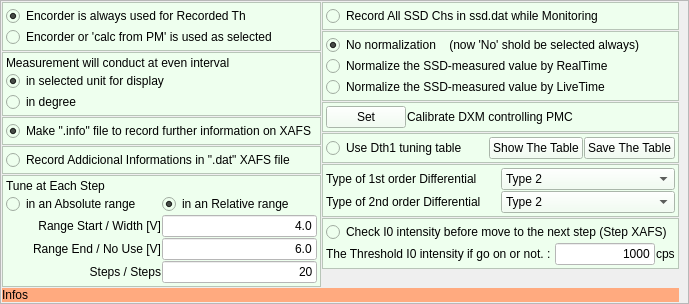
Old version of the form Conditions.ui in the repository mtab3/xafsm2.
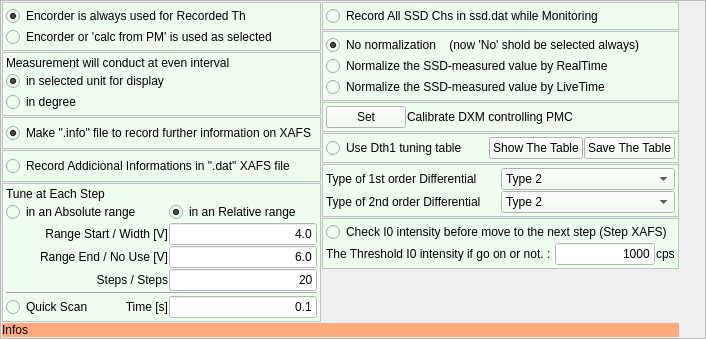
New version of the form.

What changed in the file:
```diff
--- a/Conditions.ui
+++ b/Conditions.ui
@@ -6,8 +6,8 @@
    <rect>
     <x>0</x>
     <y>0</y>
-    <width>689</width>
-    <height>295</height>
+    <width>706</width>
+    <height>339</height>
    </rect>
   </property>
   <property name="windowTitle">
@@ -217,26 +217,6 @@
         <property name="spacing">
          <number>1</number>
         </property>
-        <item row="1" column="0">
-         <widget class="QRadioButton" name="TuneESAbs">
-          <property name="text">
-           <string>in an Absolute range</string>
-          </property>
-          <property name="autoExclusive">
-           <bool>true</bool>
-          </property>
-         </widget>
-        </item>
-        <item row="2" column="0">
-         <widget class="QLabel" name="label_6">
-          <property name="text">
-           <string>Range Start / Width [V]</string>
-          </property>
-          <property name="alignment">
-           <set>Qt::AlignRight|Qt::AlignTrailing|Qt::AlignVCenter</set>
-          </property>
-         </widget>
-        </item>
         <item row="0" column="0" colspan="2">
          <widget class="QLabel" name="label_3">
           <property name="text">
@@ -244,7 +224,84 @@
           </property>
          </widget>
         </item>
-        <item row="2" column="1">
+        <item row="7" column="0">
+         <widget class="QRadioButton" name="QuickScanToGoMax">
+          <property name="text">
+           <string>Quick Scan</string>
+          </property>
+          <property name="autoExclusive">
+           <bool>false</bool>
+          </property>
+         </widget>
+        </item>
+        <item row="7" column="1">
+         <widget class="QLabel" name="label_11">
+          <property name="text">
+           <string>Time [s]</string>
+          </property>
+          <property name="alignment">
+           <set>Qt::AlignRight|Qt::AlignTrailing|Qt::AlignVCenter</set>
+          </property>
+         </widget>
+        </item>
+        <item row="7" column="2" colspan="2">
+         <widget class="QLineEdit" name="QuickScanTimeToGoMax">
+          <property name="sizePolicy">
+           <sizepolicy hsizetype="Preferred" vsizetype="Fixed">
+            <horstretch>0</horstretch>
+            <verstretch>0</verstretch>
+           </sizepolicy>
+          </property>
+          <property name="styleSheet">
+           <string notr="true">background-color: rgb(255, 255, 255);</string>
+          </property>
+          <property name="text">
+           <string>0.1</string>
+          </property>
+          <property name="alignment">
+           <set>Qt::AlignRight|Qt::AlignTrailing|Qt::AlignVCenter</set>
+          </property>
+         </widget>
+        </item>
+        <item row="4" column="2" colspan="2">
+         <widget class="QLineEdit" name="TuneESSteps">
+          <property name="sizePolicy">
+           <sizepolicy hsizetype="Preferred" vsizetype="Fixed">
+            <horstretch>0</horstretch>
+            <verstretch>0</verstretch>
+           </sizepolicy>
+          </property>
+          <property name="styleSheet">
+           <string notr="true">background-color: rgb(255, 255, 255);</string>
+          </property>
+          <property name="text">
+           <string>20</string>
+          </property>
+          <property name="alignment">
+           <set>Qt::AlignRight|Qt::AlignTrailing|Qt::AlignVCenter</set>
+          </property>
+         </widget>
+        </item>
+        <item row="3" column="2" colspan="2">
+         <widget class="QLineEdit" name="TuneESEnd">
+          <property name="sizePolicy">
+           <sizepolicy hsizetype="Preferred" vsizetype="Fixed">
+            <horstretch>0</horstretch>
+            <verstretch>0</verstretch>
+           </sizepolicy>
+          </property>
+          <property name="styleSheet">
+           <string notr="true">background-color: rgb(255, 255, 255);</string>
+          </property>
+          <property name="text">
+           <string>6.0</string>
+          </property>
+          <property name="alignment">
+           <set>Qt::AlignRight|Qt::AlignTrailing|Qt::AlignVCenter</set>
+          </property>
+         </widget>
+        </item>
+        <item row="2" column="2" colspan="2">
          <widget class="QLineEdit" name="TuneESStart">
           <property name="sizePolicy">
            <sizepolicy hsizetype="Preferred" vsizetype="Fixed">
@@ -263,7 +320,7 @@
           </property>
          </widget>
         </item>
-        <item row="4" column="0">
+        <item row="4" column="0" colspan="2">
          <widget class="QLabel" name="label_8">
           <property name="text">
            <string>Steps / Steps</string>
@@ -273,58 +330,7 @@
           </property>
          </widget>
         </item>
-        <item row="1" column="1">
-         <widget class="QRadioButton" name="TuneESRel">
-          <property name="text">
-           <string>in an Relative range</string>
-          </property>
-          <property name="checked">
-           <bool>true</bool>
-          </property>
-          <property name="autoExclusive">
-           <bool>true</bool>
-          </property>
-         </widget>
-        </item>
-        <item row="3" column="1">
-         <widget class="QLineEdit" name="TuneESEnd">
-          <property name="sizePolicy">
-           <sizepolicy hsizetype="Preferred" vsizetype="Fixed">
-            <horstretch>0</horstretch>
-            <verstretch>0</verstretch>
-           </sizepolicy>
-          </property>
-          <property name="styleSheet">
-           <string notr="true">background-color: rgb(255, 255, 255);</string>
-          </property>
-          <property name="text">
-           <string>6.0</string>
-          </property>
-          <property name="alignment">
-           <set>Qt::AlignRight|Qt::AlignTrailing|Qt::AlignVCenter</set>
-          </property>
-         </widget>
-        </item>
-        <item row="4" column="1">
-         <widget class="QLineEdit" name="TuneESSteps">
-          <property name="sizePolicy">
-           <sizepolicy hsizetype="Preferred" vsizetype="Fixed">
-            <horstretch>0</horstretch>
-            <verstretch>0</verstretch>
-           </sizepolicy>
-          </property>
-          <property name="styleSheet">
-           <string notr="true">background-color: rgb(255, 255, 255);</string>
-          </property>
-          <property name="text">
-           <string>20</string>
-          </property>
-          <property name="alignment">
-           <set>Qt::AlignRight|Qt::AlignTrailing|Qt::AlignVCenter</set>
-          </property>
-         </widget>
-        </item>
-        <item row="3" column="0">
+        <item row="3" column="0" colspan="2">
          <widget class="QLabel" name="label_7">
           <property name="text">
            <string>Range End / No Use [V]</string>
@@ -334,6 +340,46 @@
           </property>
          </widget>
         </item>
+        <item row="2" column="0" colspan="2">
+         <widget class="QLabel" name="label_6">
+          <property name="text">
+           <string>Range Start / Width [V]</string>
+          </property>
+          <property name="alignment">
+           <set>Qt::AlignRight|Qt::AlignTrailing|Qt::AlignVCenter</set>
+          </property>
+         </widget>
+        </item>
+        <item row="5" column="0" colspan="4">
+         <widget class="Line" name="line">
+          <property name="orientation">
+           <enum>Qt::Horizontal</enum>
+          </property>
+         </widget>
+        </item>
+        <item row="1" column="2" colspan="2">
+         <widget class="QRadioButton" name="TuneESRel">
+          <property name="text">
+           <string>in an Relative range</string>
+          </property>
+          <property name="checked">
+           <bool>true</bool>
+          </property>
+          <property name="autoExclusive">
+           <bool>true</bool>
+          </property>
+         </widget>
+        </item>
+        <item row="1" column="0" colspan="2">
+         <widget class="QRadioButton" name="TuneESAbs">
+          <property name="text">
+           <string>in an Absolute range</string>
+          </property>
+          <property name="autoExclusive">
+           <bool>true</bool>
+          </property>
+         </widget>
+        </item>
        </layout>
       </widget>
      </item>
```
